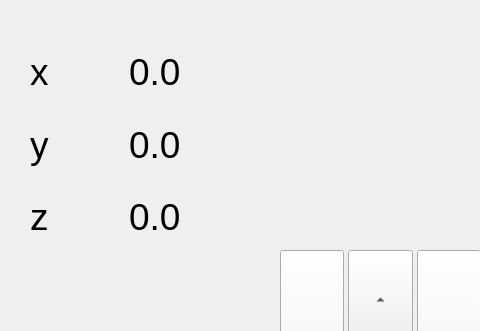
Old version of the form gui/Piezo/ui_APTpiezo_gui.ui in the repository trezitorul/qudi; both pictures show x 0 to 480 and y 0 to 331 of the 800 by 600 pixel window.
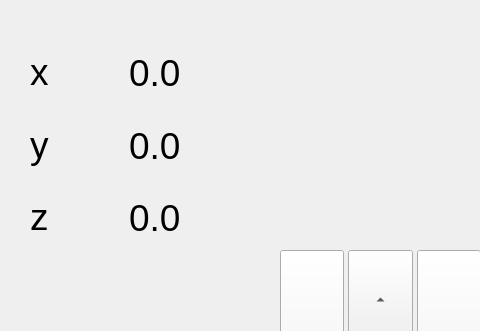
New version of the form.

Diff of the .ui file:
```diff
--- a/gui/Piezo/ui_APTpiezo_gui.ui
+++ b/gui/Piezo/ui_APTpiezo_gui.ui
@@ -178,22 +178,37 @@
       <layout class="QVBoxLayout" name="verticalLayout">
        <item>
         <widget class="QLabel" name="xVal">
+         <property name="font">
+          <font>
+           <pointsize>28</pointsize>
+          </font>
+         </property>
          <property name="text">
-          <string>&lt;html&gt;&lt;head/&gt;&lt;body&gt;&lt;p&gt;&lt;span style=&quot; font-size:28pt;&quot;&gt;0.0&lt;/span&gt;&lt;/p&gt;&lt;/body&gt;&lt;/html&gt;</string>
+          <string>0.0</string>
          </property>
         </widget>
        </item>
        <item>
         <widget class="QLabel" name="yVal">
+         <property name="font">
+          <font>
+           <pointsize>28</pointsize>
+          </font>
+         </property>
          <property name="text">
-          <string>&lt;html&gt;&lt;head/&gt;&lt;body&gt;&lt;p&gt;&lt;span style=&quot; font-size:28pt;&quot;&gt;0.0&lt;/span&gt;&lt;/p&gt;&lt;/body&gt;&lt;/html&gt;</string>
+          <string>0.0</string>
          </property>
         </widget>
        </item>
        <item>
         <widget class="QLabel" name="zVal">
+         <property name="font">
+          <font>
+           <pointsize>28</pointsize>
+          </font>
+         </property>
          <property name="text">
-          <string>&lt;html&gt;&lt;head/&gt;&lt;body&gt;&lt;p&gt;&lt;span style=&quot; font-size:28pt;&quot;&gt;0.0&lt;/span&gt;&lt;/p&gt;&lt;/body&gt;&lt;/html&gt;</string>
+          <string>0.0</string>
          </property>
         </widget>
        </item>
```
